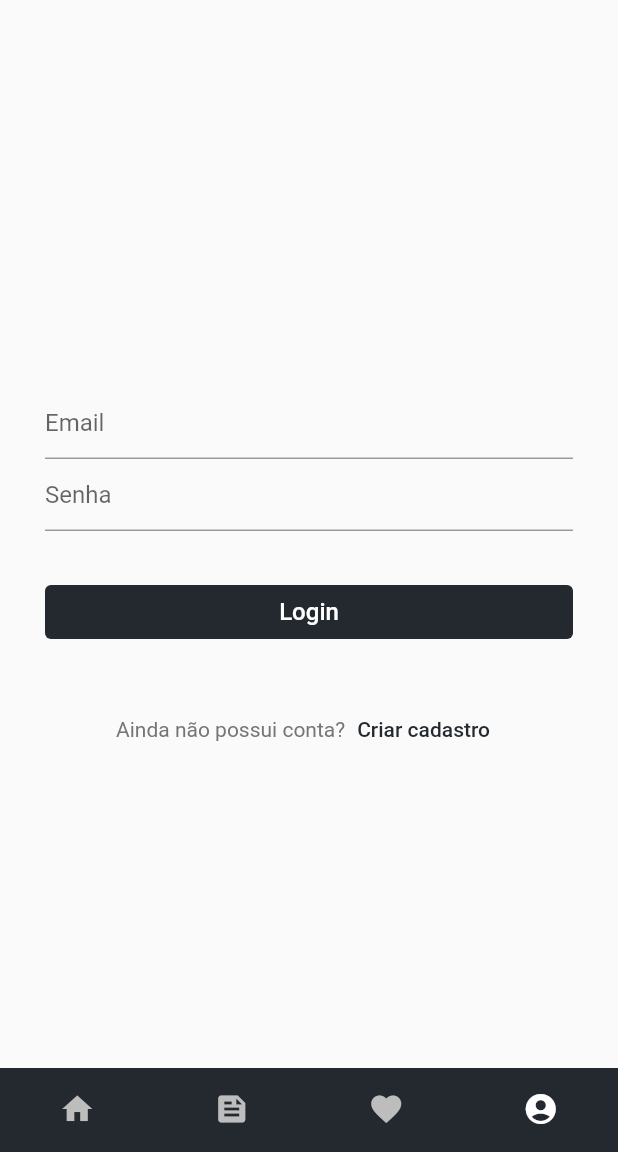
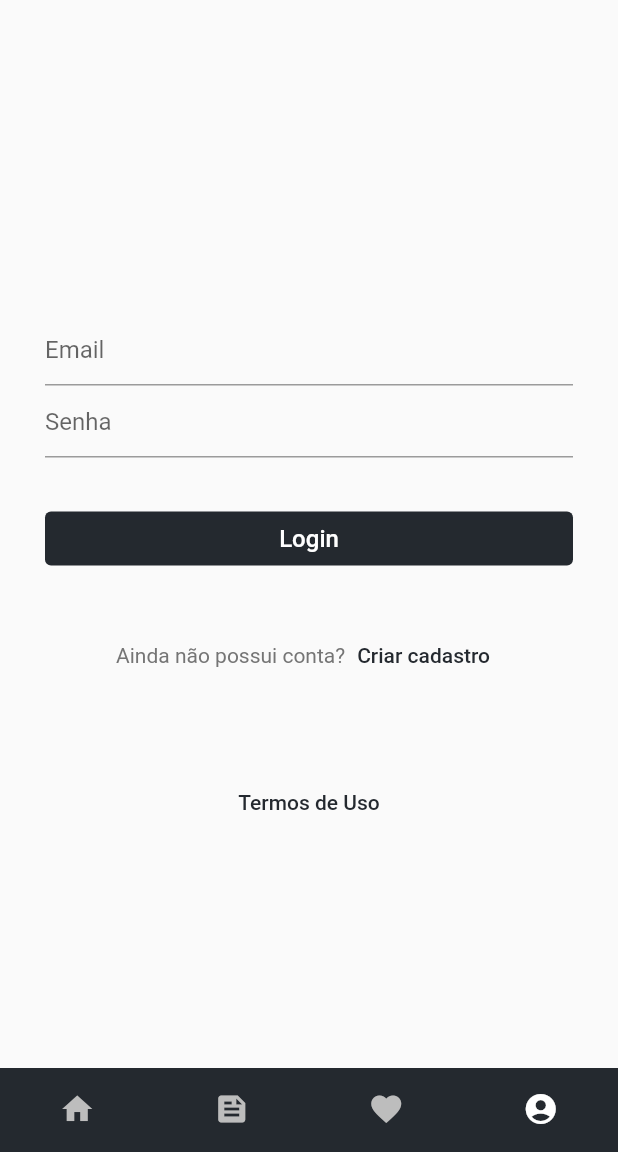
Before and after one commit to avuenja/tabnews-app, a Flutter app: the screen it shows after launch, item 4 of the bottom bar chosen, on a phone screen of 412 x 824 dp, the part 84-1236 px from its top. Run offline on Flutter 3.47's test engine with Material 2 defaults, Android fonts, the phone set to English and light mode, and no system bars; our stand-ins replace flutter_dotenv, flutter_markdown, flutter_svg, infinite_scroll_pagination, shared_preferences, timeago; missing offline and left inert: markdown, markdown_editable_textinput; accounts and stored records are empty; network calls fail; statements that could not run were skipped.

Commit message:
feat(terms): Adicionado página simples de termos para o App

```diff
--- a/lib/src/ui/pages/login.dart
+++ b/lib/src/ui/pages/login.dart
@@ -5,6 +5,7 @@ import 'package:tabnews/src/controllers/auth.dart';
 import 'package:tabnews/src/extensions/dark_mode.dart';
 import 'package:tabnews/src/interfaces/view_action.dart';
 import 'package:tabnews/src/ui/pages/register.dart';
+import 'package:tabnews/src/ui/pages/use_terms.dart';
 import 'package:tabnews/src/utils/navigation.dart';
 
 class LoginPage extends StatefulWidget {
@@ -164,6 +165,19 @@ class _LoginPageState extends State<LoginPage> implements ViewAction {
                   ),
                 ],
               ),
+              const SizedBox(height: 50),
+              TextButton(
+                style: const ButtonStyle().copyWith(
+                  foregroundColor: MaterialStateProperty.all<Color>(
+                    context.isDarkMode ? Colors.white : AppColors.primaryColor,
+                  ),
+                ),
+                onPressed: () => Navigation.push(
+                  context,
+                  UseTermsPage(),
+                ),
+                child: const Text('Termos de Uso'),
+              ),
             ],
           ),
         ),
```
Also changed, not shown: lib/src/ui/pages/use_terms.dart (added, +42 -0 lines).
